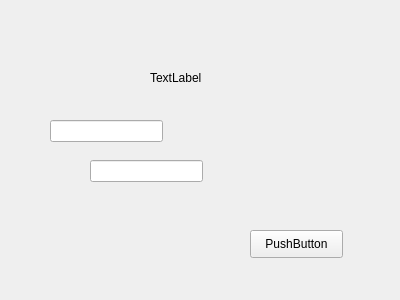
Above: login.ui from egoand/Kurs before the change. Below: the same form after it.
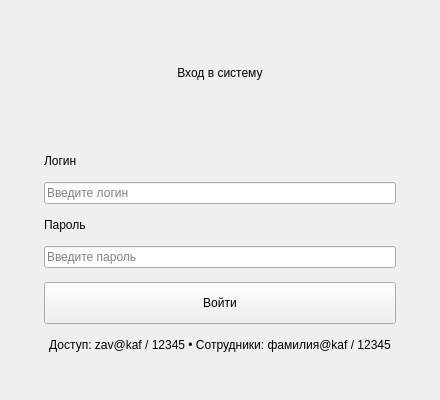
That is the form after the change.

```diff
--- a/login.ui
+++ b/login.ui
@@ -6,62 +6,154 @@
    <rect>
     <x>0</x>
     <y>0</y>
-    <width>400</width>
-    <height>300</height>
+    <width>440</width>
+    <height>400</height>
    </rect>
   </property>
   <property name="windowTitle">
    <string>Form</string>
   </property>
-  <widget class="QLabel" name="titleLbl">
-   <property name="geometry">
-    <rect>
-     <x>150</x>
-     <y>70</y>
-     <width>55</width>
-     <height>16</height>
-    </rect>
+  <layout class="QVBoxLayout" name="mainLay">
+   <property name="spacing">
+    <number>0</number>
    </property>
-   <property name="text">
-    <string>TextLabel</string>
+   <property name="leftMargin">
+    <number>20</number>
    </property>
-  </widget>
-  <widget class="QLineEdit" name="lgEdit">
-   <property name="geometry">
-    <rect>
-     <x>50</x>
-     <y>120</y>
-     <width>113</width>
-     <height>22</height>
-    </rect>
+   <property name="topMargin">
+    <number>20</number>
    </property>
-  </widget>
-  <widget class="QLineEdit" name="pwEdit">
-   <property name="geometry">
-    <rect>
-     <x>90</x>
-     <y>160</y>
-     <width>113</width>
-     <height>22</height>
-    </rect>
+   <property name="rightMargin">
+    <number>20</number>
    </property>
-   <property name="echoMode">
-    <enum>QLineEdit::Password</enum>
+   <property name="bottomMargin">
+    <number>20</number>
    </property>
-  </widget>
-  <widget class="QPushButton" name="loginBtn">
-   <property name="geometry">
-    <rect>
-     <x>250</x>
-     <y>230</y>
-     <width>93</width>
-     <height>28</height>
-    </rect>
-   </property>
-   <property name="text">
-    <string>PushButton</string>
-   </property>
-  </widget>
+   <item>
+    <widget class="QFrame" name="card">
+     <property name="maximumSize">
+      <size>
+       <width>420</width>
+       <height>16777215</height>
+      </size>
+     </property>
+     <property name="frameShape">
+      <enum>QFrame::NoFrame</enum>
+     </property>
+     <layout class="QVBoxLayout" name="cardLay">
+      <property name="spacing">
+       <number>0</number>
+      </property>
+      <property name="leftMargin">
+       <number>0</number>
+      </property>
+      <property name="topMargin">
+       <number>0</number>
+      </property>
+      <property name="rightMargin">
+       <number>0</number>
+      </property>
+      <property name="bottomMargin">
+       <number>0</number>
+      </property>
+      <item>
+       <widget class="QLabel" name="titleLbl">
+        <property name="minimumSize">
+         <size>
+          <width>0</width>
+          <height>56</height>
+         </size>
+        </property>
+        <property name="text">
+         <string>Вход в систему</string>
+        </property>
+        <property name="alignment">
+         <set>Qt::AlignCenter</set>
+        </property>
+       </widget>
+      </item>
+      <item>
+       <widget class="QWidget" name="body" native="true">
+        <layout class="QVBoxLayout" name="bodyLay">
+         <property name="spacing">
+          <number>14</number>
+         </property>
+         <property name="leftMargin">
+          <number>24</number>
+         </property>
+         <property name="topMargin">
+          <number>28</number>
+         </property>
+         <property name="rightMargin">
+          <number>24</number>
+         </property>
+         <property name="bottomMargin">
+          <number>28</number>
+         </property>
+         <item>
+          <widget class="QLabel" name="lgLbl">
+           <property name="text">
+            <string>Логин</string>
+           </property>
+          </widget>
+         </item>
+         <item>
+          <widget class="QLineEdit" name="lgEdit">
+           <property name="placeholderText">
+            <string>Введите логин</string>
+           </property>
+          </widget>
+         </item>
+         <item>
+          <widget class="QLabel" name="pwLbl">
+           <property name="text">
+            <string>Пароль</string>
+           </property>
+          </widget>
+         </item>
+         <item>
+          <widget class="QLineEdit" name="pwEdit">
+           <property name="echoMode">
+            <enum>QLineEdit::Password</enum>
+           </property>
+           <property name="placeholderText">
+            <string>Введите пароль</string>
+           </property>
+          </widget>
+         </item>
+         <item>
+          <widget class="QPushButton" name="loginBtn">
+           <property name="minimumSize">
+            <size>
+             <width>0</width>
+             <height>42</height>
+            </size>
+           </property>
+           <property name="text">
+            <string>Войти</string>
+           </property>
+          </widget>
+         </item>
+         <item>
+          <widget class="QLabel" name="hintLbl">
+           <property name="text">
+            <string>Доступ: zav@kaf / 12345 • Сотрудники: фамилия@kaf / 12345</string>
+           </property>
+           <property name="alignment">
+            <set>Qt::AlignCenter</set>
+           </property>
+           <property name="wordWrap">
+            <bool>true</bool>
+           </property>
+          </widget>
+         </item>
+        </layout>
+       </widget>
+      </item>
+     </layout>
+    </widget>
+   </item>
+  </layout>
  </widget>
  <resources/>
  <connections/>
```
Left out of the diff: 2 changed lines with no effect on the pictures.
